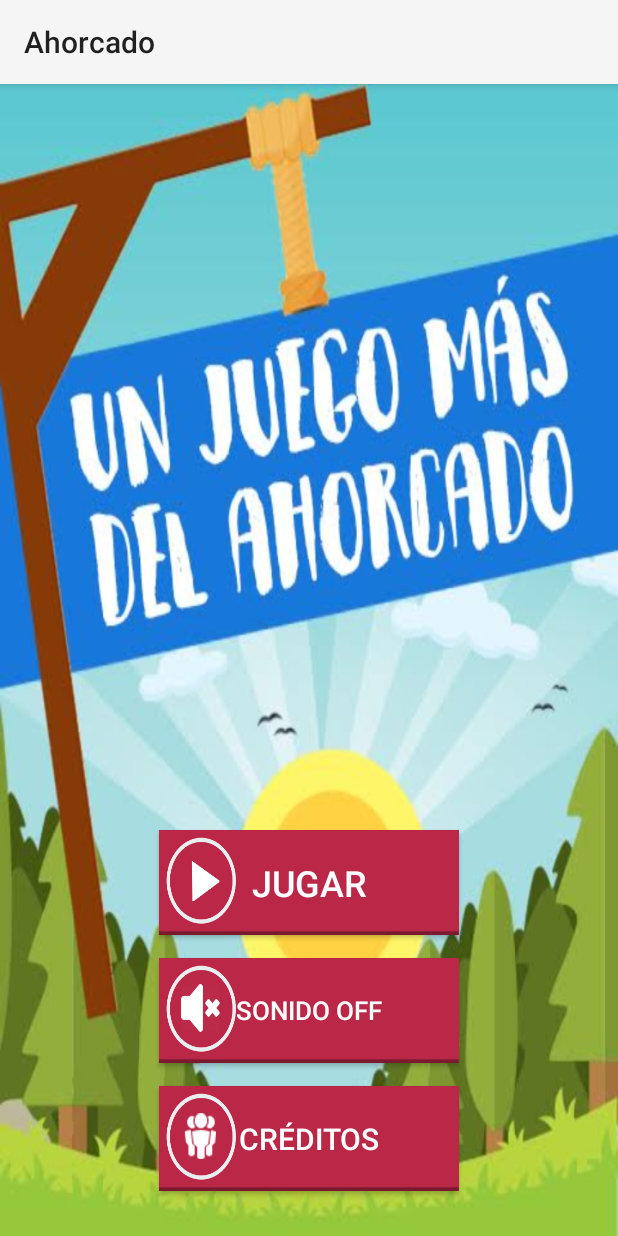
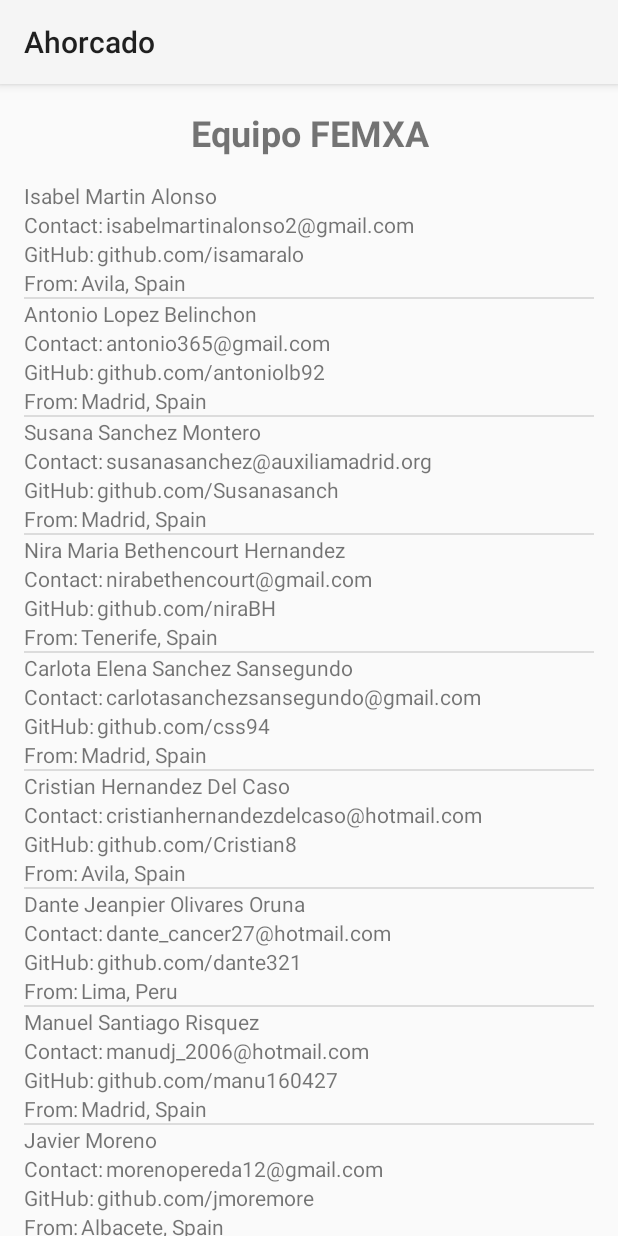
Before and after one commit to Valexx55/AhorcadoApp, an Android app: the screen it shows after launch (MainActivity), after a tap on "CRÉDITOS", on a phone screen of 412 x 824 dp. Run offline under Robolectric (Android 15) with nearby library versions, the phone set to English and light mode, and no system bars; our stand-ins replace Dagger/Hilt's generated code.

Commit message:
Creditos screen

```diff
--- a/app/src/main/java/antonio/femxa/appfinal/core/mediaplayer/MediaPlayerManager.kt
+++ b/app/src/main/java/antonio/femxa/appfinal/core/mediaplayer/MediaPlayerManager.kt
@@ -2,6 +2,7 @@
 
 import android.content.Context
 import android.media.MediaPlayer
+import android.util.Log
 import androidx.annotation.RawRes
 import dagger.hilt.android.qualifiers.ApplicationContext
 import javax.inject.Inject
@@ -13,28 +14,60 @@
 ) {
     private var mediaPlayer: MediaPlayer? = null
 
-    fun playSound(@RawRes soundResId: Int) {
-        release()
+    @RawRes
+    private var lastMusicResId: Int? = null
+
+    private val soundMap = mutableMapOf<@receiver:RawRes Int, MediaPlayer>()
+
+    fun playSong(@RawRes soundResId: Int) {
+        release(mediaPlayer)
 
         mediaPlayer = MediaPlayer.create(context, soundResId).apply {
             isLooping = true
             setVolume(100f, 100f)
             start()
         }
+
+        lastMusicResId = soundResId
     }
 
-    fun stopSound() {
-        release()
+    fun playSongOrContinue(@RawRes soundResId: Int) {
+        if (soundResId == lastMusicResId) {
+            Log.v("MediaPlayerManager", "Already playing this song")
+            return
+        }
+
+        playSong(soundResId)
     }
 
-    private fun release() {
+    fun playSoundAsync(@RawRes soundResId: Int) {
+        val player = MediaPlayer.create(context, soundResId).apply {
+            setVolume(100f, 100f)
+            setOnCompletionListener {
+                this@MediaPlayerManager.release(it)
+                soundMap.remove(soundResId)
+            }
+            start()
+        }
+
+        soundMap[soundResId] = player
+    }
+
+    fun stopAll() {
+        release(mediaPlayer)
+        for ((@RawRes k, v) in soundMap) {
+            release(v)
+            soundMap.remove(k)
+        }
+    }
+
+    private fun release(mediaPlayer: MediaPlayer?) {
         mediaPlayer?.let {
             if (it.isPlaying) {
                 it.stop()
             }
             it.release()
         }
-        mediaPlayer = null
     }
 
 }
--- /dev/null
+++ b/app/src/main/java/antonio/femxa/appfinal/domain/model/PersonaCreditos.kt
@@ -0,0 +1,8 @@
+package antonio.femxa.appfinal.domain.model
+
+data class PersonaCreditos(
+    val nombre: String,
+    val contacto: String,
+    val github: String,
+    val from: String
+)
--- a/app/src/main/java/antonio/femxa/appfinal/domain/usecases/PlaySoundUseCase.kt
+++ b/app/src/main/java/antonio/femxa/appfinal/domain/usecases/PlaySoundUseCase.kt
@@ -10,8 +10,16 @@
     private val mediaPlayerManager: MediaPlayerManager
 ) {
 
-    fun invoke(@RawRes resId: Int) {
-        mediaPlayerManager.playSound(resId)
+    fun playSong(@RawRes resId: Int) {
+        mediaPlayerManager.playSong(resId)
+    }
+
+    fun playSongOrContinue(@RawRes resId: Int) {
+        mediaPlayerManager.playSongOrContinue(resId)
+    }
+
+    fun playSoundAsync(@RawRes resId: Int) {
+        mediaPlayerManager.playSoundAsync(resId)
     }
 
 }
--- a/app/src/main/java/antonio/femxa/appfinal/domain/usecases/StopSoundUseCase.kt
+++ b/app/src/main/java/antonio/femxa/appfinal/domain/usecases/StopSoundUseCase.kt
@@ -10,7 +10,7 @@
 ) {
 
     fun invoke() {
-        mediaPlayerManager.stopSound()
+        mediaPlayerManager.stopAll()
     }
 
 }
--- a/app/src/main/java/antonio/femxa/appfinal/ui/activity/MainActivity.kt
+++ b/app/src/main/java/antonio/femxa/appfinal/ui/activity/MainActivity.kt
@@ -1,6 +1,7 @@
 package antonio.femxa.appfinal.ui.activity
 
 import android.os.Bundle
+import androidx.activity.enableEdgeToEdge
 import androidx.activity.viewModels
 import androidx.appcompat.app.AppCompatActivity
 import androidx.core.view.ViewCompat
@@ -21,6 +22,7 @@
 
         setContentView(binding.root)
 
+        enableEdgeToEdge()
         ViewCompat.setOnApplyWindowInsetsListener(binding.root) { v, insets ->
             val systemBars = insets.getInsets(WindowInsetsCompat.Type.systemBars())
             v.setPadding(systemBars.left, systemBars.top, systemBars.right, systemBars.bottom)
--- /dev/null
+++ b/app/src/main/java/antonio/femxa/appfinal/ui/screens/creditos/CreditosFragment.kt
@@ -0,0 +1,50 @@
+package antonio.femxa.appfinal.ui.screens.creditos
+
+import android.os.Bundle
+import android.view.LayoutInflater
+import android.view.View
+import android.view.ViewGroup
+import androidx.fragment.app.Fragment
+import androidx.fragment.app.viewModels
+import androidx.recyclerview.widget.DividerItemDecoration
+import androidx.recyclerview.widget.LinearLayoutManager
+import antonio.femxa.appfinal.R
+import antonio.femxa.appfinal.databinding.FragmentCreditosBinding
+import dagger.hilt.android.AndroidEntryPoint
+
+@AndroidEntryPoint
+class CreditosFragment : Fragment() {
+
+    private lateinit var binding: FragmentCreditosBinding
+    private val viewModel: CreditosViewModel by viewModels()
+
+    private lateinit var adapter: CreditosRvAdapter
+
+    override fun onCreateView(
+        inflater: LayoutInflater,
+        container: ViewGroup?,
+        savedInstanceState: Bundle?
+    ): View {
+        binding = FragmentCreditosBinding.inflate(inflater, container, false)
+
+        adapter = CreditosRvAdapter(viewModel.parseCredits(resources.getXml(R.xml.creditos)))
+
+        binding.rvCreditos.apply {
+            layoutManager = LinearLayoutManager(context)
+            addItemDecoration(DividerItemDecoration(context, DividerItemDecoration.VERTICAL))
+            adapter = this@CreditosFragment.adapter
+        }
+
+        binding.btnHonduras.setOnLongClickListener {
+            viewModel.playSoundAsync(R.raw.soni)
+            true
+        }
+
+        return binding.root
+    }
+
+    override fun onStart() {
+        super.onStart()
+        viewModel.playSongOrContinue(R.raw.inicio1)
+    }
+}
--- /dev/null
+++ b/app/src/main/java/antonio/femxa/appfinal/ui/screens/creditos/CreditosRvAdapter.kt
@@ -0,0 +1,21 @@
+package antonio.femxa.appfinal.ui.screens.creditos
+
+import android.view.LayoutInflater
+import android.view.ViewGroup
+import androidx.recyclerview.widget.RecyclerView
+import antonio.femxa.appfinal.R
+import antonio.femxa.appfinal.domain.model.PersonaCreditos
+
+class CreditosRvAdapter(
+    private val list: List<PersonaCreditos>
+) : RecyclerView.Adapter<CreditosRvViewHolder>() {
+    override fun onCreateViewHolder(parent: ViewGroup, viewType: Int): CreditosRvViewHolder {
+        return CreditosRvViewHolder(LayoutInflater.from(parent.context).inflate(R.layout.item_creditos, parent, false))
+    }
+
+    override fun getItemCount(): Int = list.size
+
+    override fun onBindViewHolder(holder: CreditosRvViewHolder, position: Int) {
+        holder.render(list[position])
+    }
+}
--- /dev/null
+++ b/app/src/main/java/antonio/femxa/appfinal/ui/screens/creditos/CreditosRvViewHolder.kt
@@ -0,0 +1,19 @@
+package antonio.femxa.appfinal.ui.screens.creditos
+
+import android.view.View
+import androidx.recyclerview.widget.RecyclerView
+import antonio.femxa.appfinal.databinding.ItemCreditosBinding
+import antonio.femxa.appfinal.domain.model.PersonaCreditos
+
+class CreditosRvViewHolder(view: View) : RecyclerView.ViewHolder(view) {
+
+    private val binding: ItemCreditosBinding = ItemCreditosBinding.bind(view)
+
+    fun render(persona: PersonaCreditos) {
+        binding.nombre.text = persona.nombre
+        binding.contact.text = persona.contacto
+        binding.github.text = persona.github
+        binding.form.text = persona.from
+    }
+
+}
--- /dev/null
+++ b/app/src/main/java/antonio/femxa/appfinal/ui/screens/creditos/CreditosViewModel.kt
@@ -0,0 +1,45 @@
+package antonio.femxa.appfinal.ui.screens.creditos
+
+import android.content.res.XmlResourceParser
+import androidx.annotation.RawRes
+import androidx.lifecycle.ViewModel
+import antonio.femxa.appfinal.domain.model.PersonaCreditos
+import antonio.femxa.appfinal.domain.usecases.PlaySoundUseCase
+import dagger.hilt.android.lifecycle.HiltViewModel
+import org.xmlpull.v1.XmlPullParser
+import javax.inject.Inject
+
+@HiltViewModel
+class CreditosViewModel @Inject constructor(
+    private val playSoundUseCase: PlaySoundUseCase
+) : ViewModel() {
+
+    fun playSongOrContinue(@RawRes soundRes: Int) {
+        playSoundUseCase.playSongOrContinue(soundRes)
+    }
+
+    fun playSoundAsync(@RawRes soundRes: Int) {
+        playSoundUseCase.playSoundAsync(soundRes)
+    }
+
+    fun parseCredits(xmlParser: XmlResourceParser): List<PersonaCreditos> {
+        val list: MutableList<PersonaCreditos> = mutableListOf()
+
+        var eventType = xmlParser.eventType
+
+        while (eventType != XmlPullParser.END_DOCUMENT) {
+            if (eventType == XmlPullParser.START_TAG && xmlParser.name == "persona") {
+                val name = xmlParser.getAttributeValue(null, "name")
+                val contact = xmlParser.getAttributeValue(null, "contact")
+                val github = xmlParser.getAttributeValue(null, "github")
+                val from = xmlParser.getAttributeValue(null, "from")
+
+                list.add(PersonaCreditos(name, contact, github, from))
+            }
+            eventType = xmlParser.next()
+        }
+
+        return list
+    }
+
+}
--- a/app/src/main/java/antonio/femxa/appfinal/ui/screens/inicial/InicialFragment.kt
+++ b/app/src/main/java/antonio/femxa/appfinal/ui/screens/inicial/InicialFragment.kt
@@ -52,6 +52,6 @@
     override fun onStart() {
         super.onStart()
 
-        viewModel.playSound(R.raw.inicio1)
+        viewModel.playSongOrContinue(R.raw.inicio1)
     }
 }
--- a/app/src/main/java/antonio/femxa/appfinal/ui/screens/inicial/InicialViewModel.kt
+++ b/app/src/main/java/antonio/femxa/appfinal/ui/screens/inicial/InicialViewModel.kt
@@ -11,8 +11,8 @@
     private val playSoundUseCase: PlaySoundUseCase
 ) : ViewModel() {
 
-    fun playSound(@RawRes soundRes: Int) {
-        playSoundUseCase.invoke(soundRes)
+    fun playSongOrContinue(@RawRes soundRes: Int) {
+        playSoundUseCase.playSongOrContinue(soundRes)
     }
 
 }
--- /dev/null
+++ b/app/src/main/res/layout/fragment_creditos.xml
@@ -0,0 +1,41 @@
+<?xml version="1.0" encoding="utf-8"?>
+<androidx.core.widget.NestedScrollView xmlns:android="http://schemas.android.com/apk/res/android"
+    xmlns:tools="http://schemas.android.com/tools"
+    android:id="@+id/scroll_view"
+    android:layout_width="match_parent"
+    android:layout_height="match_parent"
+    android:fillViewport="true"
+    tools:context=".ui.screens.creditos.CreditosFragment">
+
+    <LinearLayout
+        android:layout_width="match_parent"
+        android:layout_height="wrap_content"
+        android:orientation="vertical"
+        android:padding="16dp">
+
+        <TextView
+            android:layout_width="match_parent"
+            android:layout_height="wrap_content"
+            android:gravity="center"
+            android:paddingBottom="16dp"
+            android:text="Equipo FEMXA"
+            android:textSize="24sp"
+            android:textStyle="bold" />
+
+        <androidx.recyclerview.widget.RecyclerView
+            android:id="@+id/rv_creditos"
+            android:layout_width="match_parent"
+            android:layout_height="wrap_content"
+            android:scrollbars="vertical" />
+
+        <Button
+            android:id="@+id/btn_honduras"
+            android:layout_width="wrap_content"
+            android:layout_height="wrap_content"
+            android:layout_gravity="center_horizontal"
+            android:layout_marginTop="16dp"
+            android:textColor="@android:color/white" />
+
+    </LinearLayout>
+
+</androidx.core.widget.NestedScrollView>
--- /dev/null
+++ b/app/src/main/res/layout/item_creditos.xml
@@ -0,0 +1,66 @@
+<?xml version="1.0" encoding="utf-8"?>
+<LinearLayout xmlns:android="http://schemas.android.com/apk/res/android"
+    android:layout_width="match_parent"
+    android:layout_height="wrap_content"
+    android:orientation="vertical">
+
+    <TextView
+        android:id="@+id/nombre"
+        android:layout_width="wrap_content"
+        android:layout_height="wrap_content" />
+
+    <LinearLayout
+        android:layout_width="wrap_content"
+        android:layout_height="wrap_content"
+        android:orientation="horizontal">
+
+        <TextView
+            android:layout_width="wrap_content"
+            android:layout_height="wrap_content"
+            android:layout_marginEnd="2dp"
+            android:text="Contact:" />
+
+        <TextView
+            android:id="@+id/contact"
+            android:layout_width="wrap_content"
+            android:layout_height="wrap_content" />
+
+    </LinearLayout>
+
+    <LinearLayout
+        android:layout_width="wrap_content"
+        android:layout_height="wrap_content"
+        android:orientation="horizontal">
+
+        <TextView
+            android:layout_width="wrap_content"
+            android:layout_height="wrap_content"
+            android:layout_marginEnd="2dp"
+            android:text="GitHub:" />
+
+        <TextView
+            android:id="@+id/github"
+            android:layout_width="wrap_content"
+            android:layout_height="wrap_content" />
+
+    </LinearLayout>
+
+    <LinearLayout
+        android:layout_width="wrap_content"
+        android:layout_height="wrap_content"
+        android:orientation="horizontal">
+
+        <TextView
+            android:layout_width="wrap_content"
+            android:layout_height="wrap_content"
+            android:layout_marginEnd="2dp"
+            android:text="From:" />
+
+        <TextView
+            android:id="@+id/form"
+            android:layout_width="wrap_content"
+            android:layout_height="wrap_content" />
+
+    </LinearLayout>
+
+</LinearLayout>
--- a/app/src/main/res/values/strings.xml
+++ b/app/src/main/res/values/strings.xml
@@ -94,5 +94,5 @@
 	Contact: alvgarfer@gmail.com\n
 	GitHub: github.com/alvgarfer\n
 	From: Madrid, Spain\n
-    </string>
+	</string>
 </resources>
--- /dev/null
+++ b/app/src/main/res/xml/creditos.xml
@@ -0,0 +1,117 @@
+<?xml version="1.0" encoding="UTF-8"?>
+<creditos>
+    <persona
+        name="Isabel Martin Alonso"
+        contact="isabelmartinalonso2@gmail.com"
+        from="Avila, Spain"
+        github="github.com/isamaralo" />
+
+    <persona
+        name="Antonio Lopez Belinchon"
+        contact="antonio365@gmail.com"
+        from="Madrid, Spain"
+        github="github.com/antoniolb92" />
+
+    <persona
+        name="Susana Sanchez Montero"
+        contact="susanasanchez@auxiliamadrid.org"
+        from="Madrid, Spain"
+        github="github.com/Susanasanch" />
+
+    <persona
+        name="Nira Maria Bethencourt Hernandez"
+        contact="nirabethencourt@gmail.com"
+        from="Tenerife, Spain"
+        github="github.com/niraBH" />
+
+    <persona
+        name="Carlota Elena Sanchez Sansegundo"
+        contact="carlotasanchezsansegundo@gmail.com"
+        from="Madrid, Spain"
+        github="github.com/css94" />
+
+    <persona
+        name="Cristian Hernandez Del Caso"
+        contact="cristianhernandezdelcaso@hotmail.com"
+        from="Avila, Spain"
+        github="github.com/Cristian8" />
+
+    <persona
+        name="Dante Jeanpier Olivares Oruna"
+        contact="dante_cancer27@hotmail.com"
+        from="Lima, Peru"
+        github="github.com/dante321" />
+
+    <persona
+        name="Manuel Santiago Risquez"
+        contact="manudj_2006@hotmail.com"
+        from="Madrid, Spain"
+        github="github.com/manu160427" />
+
+    <persona
+        name="Javier Moreno"
+        contact="morenopereda12@gmail.com"
+        from="Albacete, Spain"
+        github="github.com/jmoremore" />
+
+    <persona
+        name="Iulian Constantin Anghel"
+        contact="iulian.anghel19@gmail.com"
+        from="Madrid, Spain"
+        github="github.com/iulianang" />
+
+    <persona
+        name="Zaineb Mazouz"
+        contact="z.m.malak@hotmail.com"
+        from="Rabat, Morocco"
+        github="github.com/zaineb88" />
+
+    <persona
+        name="Cristina Calvo Sanz"
+        contact="c.calvosanz@gmail.com"
+        from="Madrid, Spain"
+        github="github.com/crikycs" />
+
+    <persona
+        name="Alvaro Esteve Atance"
+        contact="alvarodava@gmail.com"
+        from="Madrid, Spain"
+        github="github.com/SteveR98" />
+
+    <persona
+        name="Diego Bladimir Duque Castillo"
+        contact="diego.duque90@gmail.com"
+        from="Madrid, Spain"
+        github="github.com/dbcd" />
+
+    <persona
+        name="Daniel Garcea-Nieto Sanchez-Guijaldo"
+        contact="daniel_garciasanchez@hotmail.com"
+        from="Madrid, Spain"
+        github="github.com/danielparla" />
+
+    <persona
+        name="Rodrigo Muñoz Sanchez"
+        contact="rodrickms@gmail.com"
+        from="Madrid, Spain"
+        github="github.com/rodrick88" />
+
+    <persona
+        name="Aitor Garcia Ruiz"
+        contact="aitor.garcia.ruiz@hotmail.com"
+        from="Madrid, Spain"
+        github="github.com/AitorPCGR" />
+
+    <persona
+        name="Alvaro Garcia Fernandez"
+        contact="alvgarfer@gmail.com"
+        from="Madrid, Spain"
+        github="github.com/alvgarfer" />
+
+    <persona
+        name="Pablo Otero Castro"
+        contact="pablooterocastro15@gmail.com"
+        from="Pontevedra, Spain"
+        github="github.com/cocot3ro" />
+
+</creditos>
```
